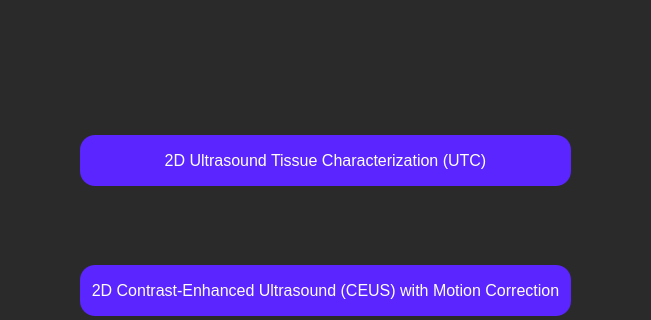
Old version of the form welcome.ui in the repository azifan/Qultra; both pictures show x 270 to 921 and y 115 to 435 of the 1175 by 749 pixel window.
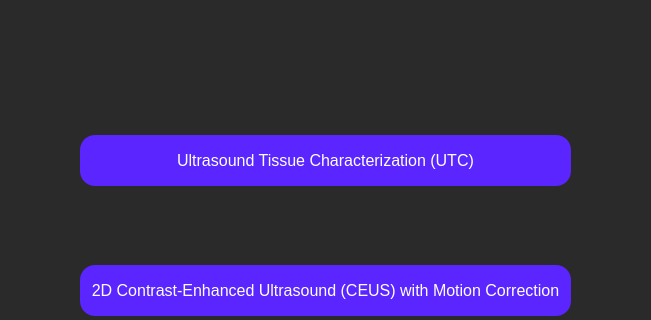
New version of the form.

Commit message: Philips 3d RF metadate

```diff
--- a/welcome.ui
+++ b/welcome.ui
@@ -71,7 +71,7 @@
 }</string>
    </property>
    <property name="text">
-    <string>2D Ultrasound Tissue Characterization (UTC)</string>
+    <string>Ultrasound Tissue Characterization (UTC)</string>
    </property>
   </widget>
   <widget class="QPushButton" name="ceus2dButton">
```
The commit also changes 1 other file.
